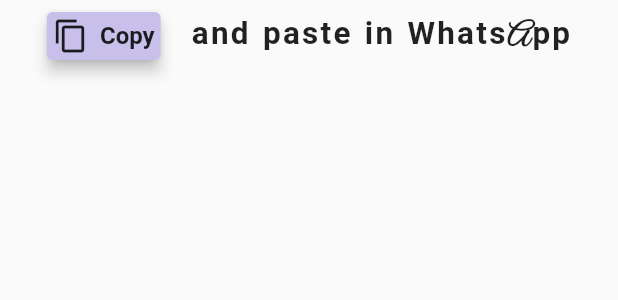
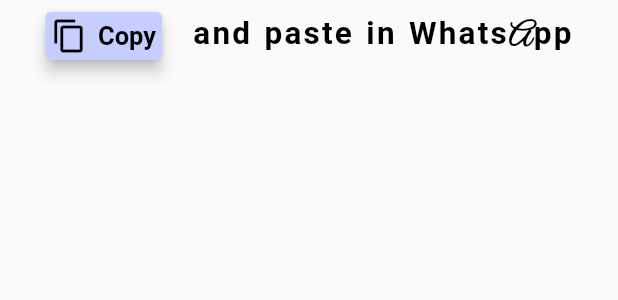
Before and after one commit to mahesheasy/lunch_repository, a Flutter app: the Bottomappbarcontant widget shown alone on an empty page, opened directly with empty values, on a phone screen of 412 x 824 dp. Shown: the top 300 px of the screen. Run offline on Flutter 3.47's test engine with Material 2 defaults, Android fonts, the phone set to English and light mode, and no system bars; our stand-ins replace cloud_firestore, firebase_auth, firebase_core, google_fonts, shared_preferences, toast; accounts and stored records are empty; network calls fail.

Commit message:
some changes in themes

```diff
--- a/lib/home/app_bar_dispaly.dart
+++ b/lib/home/app_bar_dispaly.dart
@@ -3,7 +3,8 @@ import 'package:firebase_auth/firebase_auth.dart';
 
 AppBar appbar(User? user, BuildContext context) {
   return AppBar(
-    backgroundColor: Color.fromARGB(255, 222, 225, 225),
+    //Color.fromARGB(255, 222, 225, 225)
+    backgroundColor: Colors.black,
     leading: null,
     automaticallyImplyLeading: false,
     leadingWidth: 0,
@@ -11,6 +12,7 @@ AppBar appbar(User? user, BuildContext context) {
       user!.email!,
       style: Theme.of(context).textTheme.displayLarge!.copyWith(
             fontSize: 21,
+            color: Colors.white,
           ),
     ),
     actions: [
@@ -19,7 +21,7 @@ AppBar appbar(User? user, BuildContext context) {
             await FirebaseAuth.instance.signOut();
             Navigator.of(context).pop();
           },
-          icon: Icon(Icons.logout, color: Colors.black))
+          icon: Icon(Icons.logout, color: Color.fromARGB(255, 248, 19, 2)))
     ],
   );
 }
--- a/lib/home/bottombarcontant.dart
+++ b/lib/home/bottombarcontant.dart
@@ -16,7 +16,10 @@ Row Bottomappbarcontant(
       ),
       Text(
         'and paste in WhatsApp',
-        style: Theme.of(context).textTheme.displayLarge!.copyWith(fontSize: 21),
+        style: Theme.of(context)
+            .textTheme
+            .displayLarge!
+            .copyWith(fontSize: 21, color: Colors.black),
       )
     ],
   );
--- a/lib/home/check_box_tile.dart
+++ b/lib/home/check_box_tile.dart
@@ -20,14 +20,14 @@ class CheckBoxtile extends StatelessWidget {
         value: initialvalue,
         enabled: isLunchProvided,
         onChanged: onchnage,
-        checkboxShape: RoundedRectangleBorder(
-          borderRadius: BorderRadius.circular(5),
-        ),
+        checkboxShape:
+            RoundedRectangleBorder(borderRadius: BorderRadius.circular(5)),
+        side: BorderSide(color: Colors.black, width: 2.5),
         title: Text(
           title,
           style: Theme.of(context).textTheme.displayLarge!.copyWith(
                 fontSize: 25,
-                color: Colors.grey[800],
+                color: Colors.black,
               ),
         ),
         controlAffinity: ListTileControlAffinity.leading,
--- a/lib/home/home_page.dart
+++ b/lib/home/home_page.dart
@@ -22,9 +22,7 @@ class _HomePageState extends State<HomePage> {
   List<String> _list = ['Lock Cheyyala ? ', 'Lock Karna Kya ?'];
   int _currentIndex = 0;
   var now = DateTime.now();
-
   late Timer timer;
-
   void usertesting() {
     final user = FirebaseAuth.instance.currentUser;
     var email = user!.email!;
@@ -90,9 +88,7 @@ class _HomePageState extends State<HomePage> {
     usertesting();
     fortotallunch();
     fortotalegg();
-
     ToastContext().init(context);
-    // Create a Timer to update the list every 24 hours
     timer = Timer.periodic(
       Duration(seconds: 5),
       (timer) {
@@ -113,13 +109,11 @@ class _HomePageState extends State<HomePage> {
       final email = user.email!;
     }
     var now = DateTime.now();
-    print(now.hour);
-
     return Scaffold(
       appBar: appbar(user, context),
       body: Center(
         child: Container(
-          decoration: BoxDecoration(color: Colors.purple[50]),
+          decoration: BoxDecoration(color: Colors.white),
           child: Column(
             children: [
               Container(
@@ -127,11 +121,11 @@ class _HomePageState extends State<HomePage> {
                 height: 180,
                 margin: EdgeInsets.only(top: 60, bottom: 60),
                 decoration: BoxDecoration(
-                  color: Color.fromARGB(255, 187, 246, 226),
+                  color: Color.fromRGBO(244, 162, 97, 1),
                   borderRadius: BorderRadius.circular(15),
                   boxShadow: [
                     BoxShadow(
-                      color: Colors.grey.withOpacity(0.5),
+                      color: Colors.grey.withOpacity(0.3),
                       spreadRadius: 3,
                       blurRadius: 5,
                       offset: Offset(0, 3),
@@ -146,35 +140,6 @@ class _HomePageState extends State<HomePage> {
                     Container(
                       child: Column(
                         children: [
-                          // Container(
-                          //   width: 160,
-                          //   child: CheckboxListTile(
-                          //     value: _lunchisChecked,
-                          //     enabled: _isLunchProvided,
-                          //     onChanged: (newValue) async {
-                          //       assert(newValue != null);
-                          //       setState(
-                          //         () {
-                          //           _lunchisChecked = newValue!;
-                          //         },
-                          //       );
-                          //     },
-                          //     checkboxShape: RoundedRectangleBorder(
-                          //       borderRadius: BorderRadius.circular(5),
-                          //     ),
-                          //     title: Text(
-                          //       "Lunch",
-                          //       style: Theme.of(context)
-                          //           .textTheme
-                          //           .displayLarge!
-                          //           .copyWith(
-                          //             fontSize: 25,
-                          //             color: Colors.grey[800],
-                          //           ),
-                          //     ),
-                          //     controlAffinity: ListTileControlAffinity.leading,
-                          //   ),
-                          // ),
                           CheckBoxtile(
                             initialvalue: _lunchisChecked,
                             isLunchProvided: _isLunchProvided,
@@ -198,20 +163,23 @@ class _HomePageState extends State<HomePage> {
                         ],
                       ),
                     ),
-                    // if (now.hour >= 11) timeoutwidget(context),
+                    //if (now.hour >= 11) timeoutwidget(context),
                   ],
                 ),
               ),
+
+// ----------- imp --- color --- Color.fromARGB(255, 222, 225, 225) ---
+
               Container(
                 height: 50,
                 width: double.infinity,
                 decoration: BoxDecoration(
-                  color: Color.fromARGB(255, 222, 225, 225),
+                  color: Color.fromRGBO(146, 222, 139, 1),
                 ),
                 padding: EdgeInsets.only(right: 5, left: 5),
                 child: Column(
                   children: [
-                    //  if (now.hour <= 11)
+                    //if (now.hour <= 11)
                     if (_isLunchProvided)
                       yesbtnandtext(
                         0,
@@ -231,7 +199,7 @@ class _HomePageState extends State<HomePage> {
                 ),
               ),
               SizedBox(
-                height: 40,
+                height: 30,
               ),
               Totalquantatydisplay(context, totallunchcount, totaleggcount),
             ],
@@ -240,15 +208,15 @@ class _HomePageState extends State<HomePage> {
       ),
       bottomNavigationBar: BottomAppBar(
         height: 60,
-        color: Color.fromARGB(255, 222, 225, 225),
+        color: Color.fromRGBO(146, 222, 139, 1),
         child: Container(
           padding: EdgeInsets.all(5),
           child: Container(
             child: Column(
               children: [
-                // if (now.hour >= 11)
-                Bottomappbarcontant(context, totallunchcount.toString(),
-                    totaleggcount.toString()),
+                if (now.hour >= 11)
+                  Bottomappbarcontant(context, totallunchcount.toString(),
+                      totaleggcount.toString()),
               ],
             ),
           ),
--- a/lib/home/home_page_buttons.dart
+++ b/lib/home/home_page_buttons.dart
@@ -26,33 +26,34 @@ ElevatedButton logoutsubmitSharebtn(int buttonNamesIndex, BuildContext context,
         },
         style: ButtonStyle(
             textStyle: MaterialStatePropertyAll(GoogleFonts.vastShadow(
-              fontSize: 16,
-              color: Color.fromARGB(255, 5, 5, 5),
+              fontSize: 17,
+              // Color.fromARGB(255, 5, 5, 5)
+              color: Colors.black,
               fontWeight: FontWeight.bold,
             )),
             elevation: MaterialStatePropertyAll(4),
             backgroundColor:
-                MaterialStatePropertyAll(Color.fromARGB(255, 200, 192, 234)),
+                MaterialStatePropertyAll(Color.fromRGBO(198, 205, 255, 1)),
             padding: MaterialStatePropertyAll(EdgeInsets.all(4)),
             minimumSize: MaterialStatePropertyAll(Size(20, 20))),
-        icon: Icon(Icons.copy, color: Colors.black87),
+        icon: Icon(Icons.copy, color: Colors.black),
         label: Text(
           buttonNames[buttonNamesIndex],
           style: TextStyle(
-            color: Colors.black87, // text color
+            color: Colors.black, // text color
           ),
         ));
   } else {
     return ElevatedButton(
         style: ButtonStyle(
             textStyle: MaterialStatePropertyAll(GoogleFonts.vastShadow(
-              fontSize: 16,
-              color: Color.fromARGB(255, 5, 5, 5),
+              fontSize: 18,
+              color: Colors.black,
               fontWeight: FontWeight.bold,
             )),
             elevation: MaterialStatePropertyAll(4),
             backgroundColor:
-                MaterialStatePropertyAll(Color.fromARGB(255, 200, 192, 234)),
+                MaterialStatePropertyAll(Color.fromRGBO(198, 205, 255, 1)),
             padding: MaterialStatePropertyAll(EdgeInsets.all(4)),
             minimumSize: MaterialStatePropertyAll(Size(20, 20))),
         onPressed: () async {
@@ -66,7 +67,7 @@ ElevatedButton logoutsubmitSharebtn(int buttonNamesIndex, BuildContext context,
         child: Text(
           buttonNames[buttonNamesIndex],
           style: TextStyle(
-            color: Colors.black87, // text color
+            color: Colors.black, // text color
           ),
         ));
   }
--- a/lib/home/time_out_display.dart
+++ b/lib/home/time_out_display.dart
@@ -6,7 +6,7 @@ Container timeoutwidget(BuildContext context) {
       "Time Out",
       style: Theme.of(context).textTheme.displayLarge!.copyWith(
             fontSize: 40,
-            color: Colors.grey[800],
+            color: Colors.white,
           ),
     ),
   );
--- a/lib/home/total_quantaty_count_widgit_display.dart
+++ b/lib/home/total_quantaty_count_widgit_display.dart
@@ -7,7 +7,7 @@ Container Totalquantatydisplay(
   return Container(
     width: 350,
     margin: EdgeInsets.only(
-      top: 40,
+      top: 30,
     ),
     child: Column(
       children: [
--- a/lib/home/yes_text_list_display.dart
+++ b/lib/home/yes_text_list_display.dart
@@ -17,7 +17,7 @@ Row yesbtnandtext(
         listtext,
         style: Theme.of(context).textTheme.displayLarge!.copyWith(
               fontSize: 28,
-              color: Colors.grey[800],
+              color: Colors.white,
             ),
       ),
       SizedBox(
--- a/lib/login/app_state.dart
+++ b/lib/login/app_state.dart
@@ -18,7 +18,7 @@ class _LunchAppState extends State<LunchApp> {
   Widget build(BuildContext context) {
     return MaterialApp(
       debugShowCheckedModeBanner: false,
-      title: 'New project',
+      title: 'MealMaven',
       theme: ThemeData(
           primarySwatch: Colors.deepPurple,
           textTheme: TextTheme(
@@ -26,7 +26,7 @@ class _LunchAppState extends State<LunchApp> {
               fontSize: 21,
               wordSpacing: 3,
               letterSpacing: 1.5,
-              color: Colors.black87,
+              color: Colors.black,
               fontWeight: FontWeight.bold,
             ),
           ),
```
Also changed, not shown: lib/home/past_work.txt (added, +29 -0 lines).
